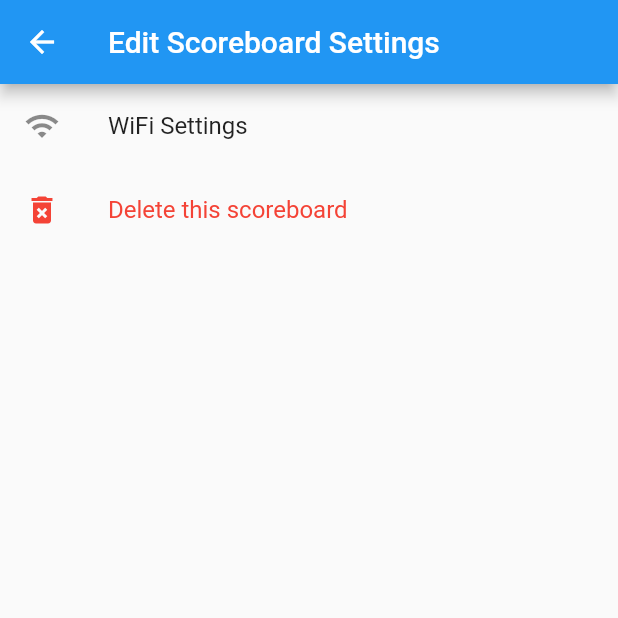
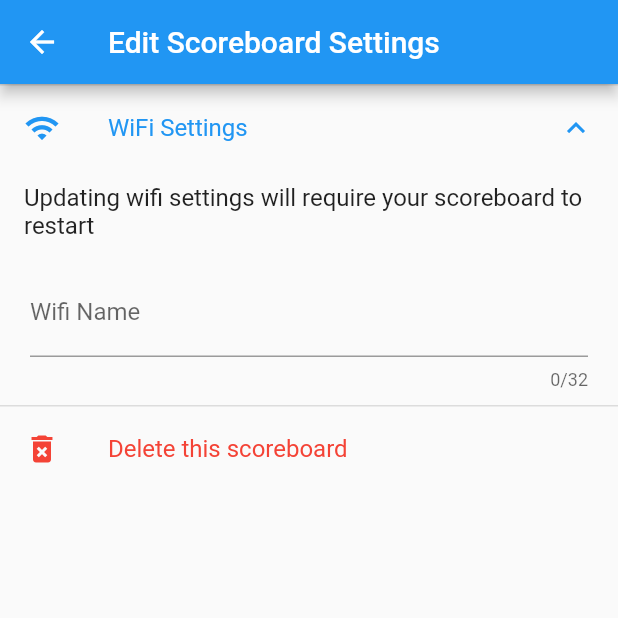
Before and after one commit to SchmidtScoreboard/ScoreboardApp, a Flutter app: the SettingsScreen screen opened directly with empty values, after a tap on "WiFi Settings", on a phone screen of 412 x 824 dp, the top half of it. Run offline on Flutter 3.47's test engine with Material 2 defaults, Android fonts, the phone set to English and light mode, and no system bars; our stand-ins replace flutter_slidable, shared_preferences; missing offline and left inert: fast_qr_reader_view, flutter_picker; accounts and stored records are empty; network calls fail.

Commit message:
Settings progress

```diff
--- a/lib/channel.dart
+++ b/lib/channel.dart
@@ -47,7 +47,7 @@ class Channel {
     var url = ipAddress + "configure";
     //TODO implement toJson in scoreboard settings
 
-    var body = json.encode(newSettings);
+    var body = json.encode(newSettings.toJson());
 
     var response = await http.post(url,
         headers: {"Content-Type": "application/json"},
--- a/lib/main.dart
+++ b/lib/main.dart
@@ -13,7 +13,7 @@ class MyApp extends StatelessWidget {
       theme: ThemeData(
         primarySwatch: Colors.blue,
         accentColor: Colors.orangeAccent,
-        brightness: Brightness.light
+        brightness: Brightness.light,
       ),
       home: FutureBuilder(
         future: AppState.load(),
--- a/lib/settings.dart
+++ b/lib/settings.dart
@@ -1,16 +1,19 @@
+
+import 'dart:convert';
 
 import 'package:flutter/material.dart';
 import 'package:flutter/widgets.dart';
 import 'models.dart';
 import 'package:flutter_slidable/flutter_slidable.dart';
 import 'teams.dart';
+import 'channel.dart';
 import 'package:flutter_picker/flutter_picker.dart';
 
 
 
 
 class SettingsScreen extends StatefulWidget {
-  final ScoreboardSettings settings;
+  ScoreboardSettings settings;
   SettingsScreen({this.settings});
 
   @override
@@ -21,6 +24,9 @@ class SettingsScreen extends StatefulWidget {
 
 class SettingsScreenState extends State<SettingsScreen> {
   ScoreboardSettings mutableSettings;
+  FocusNode wifiNode = FocusNode();
+  FocusNode passNode = FocusNode();
+  bool requesting = false;
   @override
   void initState() {
     mutableSettings = widget.settings.clone();
@@ -40,13 +46,28 @@ class SettingsScreenState extends State<SettingsScreen> {
           title: Text("Edit Scoreboard Settings"),
         ),
         body: ( ListView(children: <Widget>[
-          ListTile(
+          ExpansionTile(
             leading: Icon(Icons.wifi),
             title: Text("WiFi Settings"),
-            onTap: () {
-              //TODO open wifi settings screen
-            },
+            children: <Widget>[
+              ListTile(title: Text("Updating wifi settings will require your scoreboard to restart")),
+              Padding(padding: EdgeInsets.symmetric(horizontal: 20, vertical: 10), child:
+                TextField(decoration:
+                  InputDecoration(
+                    labelText: "Wifi Name",
+                  ),
+                  maxLines: 1,
+                  maxLength: 32,
+                  autocorrect: false,
+                  textInputAction: TextInputAction.next,
+                  focusNode: wifiNode,
+                  onChanged: (String s) {},
+                  onEditingComplete: () {FocusScope.of(context).requestFocus(passNode);},
+                ),
+              )
 
+
+            ],
           ),
           for (var screen in mutableSettings.screens)
             getScreenWidget(screen),
@@ -60,20 +81,43 @@ class SettingsScreenState extends State<SettingsScreen> {
           )
         ],)
         ),
-        floatingActionButton: Visibility(
+        floatingActionButton: new Builder(
+          builder: (BuildContext context) {
+            return Visibility(
               visible: hasEditedSettings(),
               maintainInteractivity: false,
               child: Padding(
                 child: FloatingActionButton.extended(
                   onPressed: () {
-                //TODO trigger send command, show loading wheel, handle error
+                    if(!requesting) {
+                      Future<ScoreboardSettings> future = Channel.localChannel.configureSettings(mutableSettings);
+                      setState(() {
+                        requesting = true;
+                      });
+                      future.then((ScoreboardSettings settings) {
+                        setState(() {
+                          widget.settings = settings.clone();
+                          mutableSettings = settings.clone();
+                          requesting = false;
+                        });
+                        final scaffold = Scaffold.of(context);
+                        scaffold.showSnackBar(
+                          SnackBar(
+                            content: const Text('Saved settings!'),
+                          )
+                        );
+                      });
+                    }
                   },
-              icon: Icon(Icons.save),
-              label: Text("Save Settings"),
-              backgroundColor: Theme.of(context).primaryColor
+                  icon: requesting ? Padding(padding: EdgeInsets.all(20), child:
+                    CircularProgressIndicator(valueColor: new AlwaysStoppedAnimation<Color>(Colors.white),)) : Icon(Icons.save),
+                  label: requesting ? Text("Loading...") : Text("Save Settings"),
+                  backgroundColor: Theme.of(context).accentColor,
+                  foregroundColor: Colors.white,
                 ),
                 padding: const EdgeInsets.only(bottom: 20.0)
               )
+            );}
           ),
         floatingActionButtonLocation: FloatingActionButtonLocation.centerFloat
       ),
@@ -119,7 +163,7 @@ class SettingsScreenState extends State<SettingsScreen> {
         print("Could not find team in list");
         return ListTile(title: Text("Scoreboard settings are corrupted"), subtitle: Text("Hold the poower button for 10 seconds to fully reset"),);
     }
-    return Theme(data: ThemeData(accentColor: Colors.blue), child:
+    return //Theme(data: ThemeData(accentColor: Colors.blue), child:
         ExpansionTile(
           title: Text("${screen.name} Settings"),
           leading: Icon(Icons.desktop_mac),
@@ -202,8 +246,8 @@ class SettingsScreenState extends State<SettingsScreen> {
             ),
 
           ],
-        )
         );
+      //);
 
 
 
```
Also changed, not shown: lib/homepage.dart (+15 -12 lines), lib/models.dart (+23 -0 lines). Lines whose indentation alone changed are shown as unchanged.
